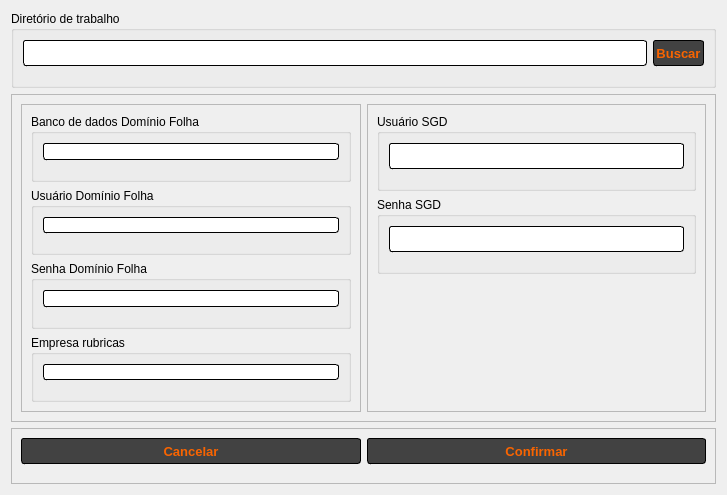
First picture: the form in screen_ui/dialog_configuracoes.ui, repository VictorScandolaraTR/ConversaoMovimento_eSocial, before the edit.
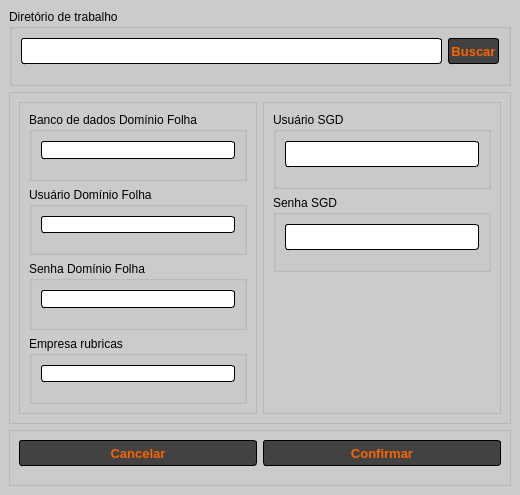
Second picture: the form after the edit.

What changed in the file:
```diff
--- a/screen_ui/dialog_configuracoes.ui
+++ b/screen_ui/dialog_configuracoes.ui
@@ -1,18 +1,18 @@
 <?xml version="1.0" encoding="UTF-8"?>
 <ui version="4.0">
- <class>dialog_configuracioes</class>
- <widget class="QDialog" name="dialog_configuracioes">
+ <class>MainWindow</class>
+ <widget class="QMainWindow" name="MainWindow">
   <property name="geometry">
    <rect>
     <x>0</x>
     <y>0</y>
-    <width>727</width>
+    <width>520</width>
     <height>495</height>
    </rect>
   </property>
   <property name="minimumSize">
    <size>
-    <width>727</width>
+    <width>520</width>
     <height>495</height>
    </size>
   </property>
@@ -56,6 +56,10 @@
     background-color: #f96400;
     color: #FFFFFF;
 }
+QPushButton:disabled {
+    background-color: #666666;
+    color: #DDDDDD;
+}
 QLineEdit {
     margin-bottom: 10px;
     border-radius: 3px;
@@ -77,6 +81,7 @@
     background-color:#e8e8e8;
 }</string>
   </property>
+  <widget class="QWidget" name="centralwidget">
   <layout class="QVBoxLayout" name="verticalLayout">
    <item>
     <widget class="QGroupBox" name="groupBox_7">
@@ -280,6 +285,7 @@
     </widget>
    </item>
   </layout>
+  </widget>
  </widget>
  <resources/>
  <connections/>
```
Left out of the diff: 2 changed lines with no effect on the pictures. Lines whose indentation alone changed are shown as unchanged.
